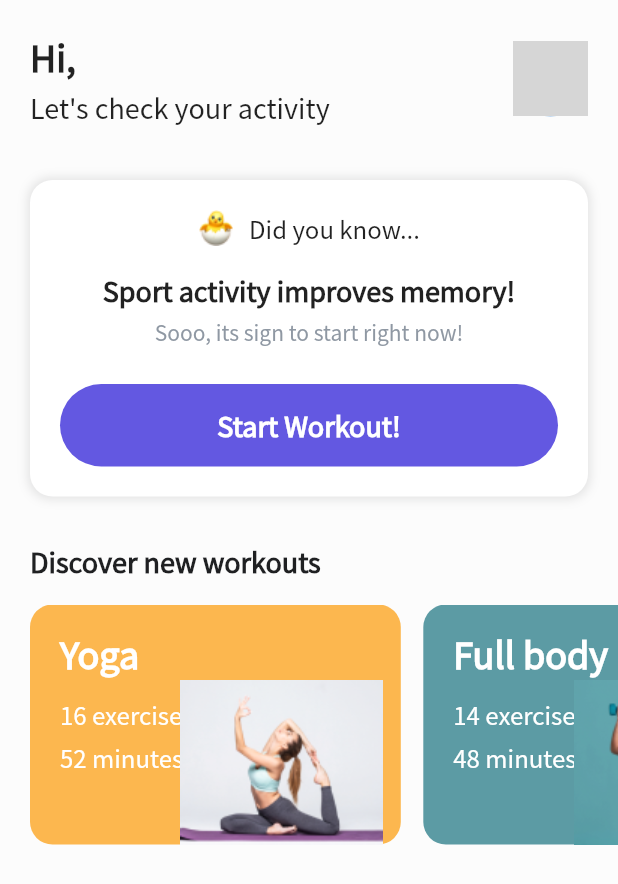
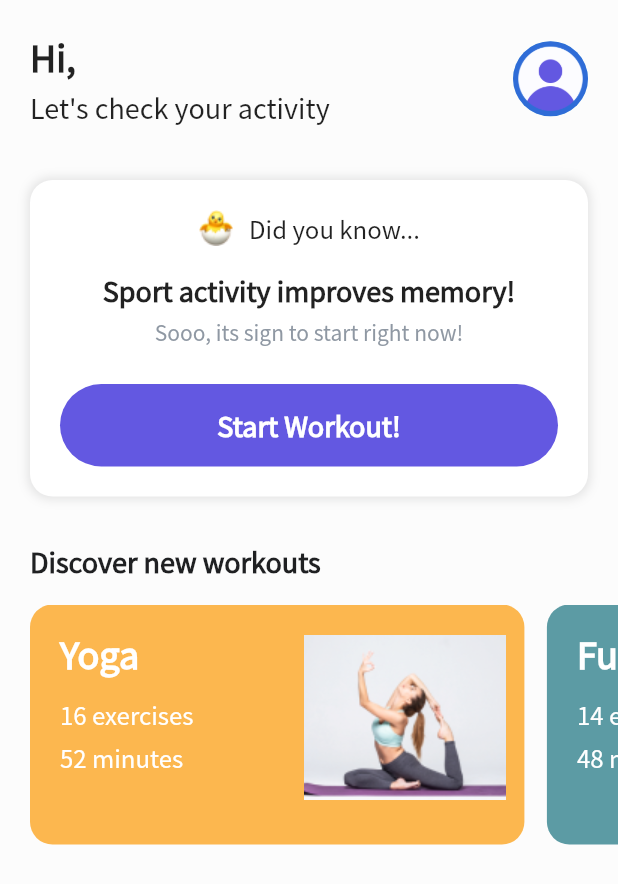
Before and after one commit to luongdthong2889/DoAnFlutter, a Flutter app: the HomePage screen opened directly, on a phone screen of 412 x 824 dp. Shown: the top 884 px of the screen. Run offline on Flutter 3.47's test engine with Material 2 defaults, Android fonts, the light colour scheme and no system bars; our stand-ins replace bloc, chewie, dots_indicator, firebase_auth, firebase_core, firebase_storage and 12 more; missing offline and left inert: custom_timer, firebase_auth_web, firebase_core_web, firebase_storage_web, flutter_secure_storage_web, image_picker_for_web and 1 more; accounts and stored records are empty; statements that could not run were skipped; grey boxes are pictures that could not be loaded.

Commit message:
fix bug workouts

```diff
--- a/fitness_flutter/lib/core/const/data_constants.dart
+++ b/fitness_flutter/lib/core/const/data_constants.dart
@@ -31,15 +31,15 @@ class DataConstants {
         title: TextConstants.yogaTitle,
         exercises: TextConstants.yogaExercises,
         minutes: TextConstants.yogaMinutes,
-        currentProgress: 10,
-        progress: 16,
+        currentProgress: 0,
+        progress: 3,
         image: PathConstants.yoga,
         exerciseDataList: [
           ExerciseData(
             id: "1.1",
             title: TextConstants.reclining,
             minutes: TextConstants.recliningMinutes,
-            progress: 1,
+            progress: 0.0,
             video: PathConstants.recliningVideo,
             description: TextConstants.warriorDescription,
             steps: [
@@ -55,7 +55,7 @@ class DataConstants {
             id: "1.2",
             title: TextConstants.cowPose,
             minutes: TextConstants.cowPoseMinutes,
-            progress: 0.3,
+            progress: 0.0,
             video: PathConstants.cowPoseVideo,
             description: TextConstants.warriorDescription,
             steps: [TextConstants.warriorStep1, TextConstants.warriorStep2],
@@ -64,7 +64,7 @@ class DataConstants {
             id: "1.3",
             title: TextConstants.warriorPose,
             minutes: TextConstants.warriorPoseMinutes,
-            progress: 0.99,
+            progress: 0.0,
             video: PathConstants.warriorIIVideo,
             description: TextConstants.warriorDescription,
             steps: [TextConstants.warriorStep1, TextConstants.warriorStep2],
@@ -75,15 +75,15 @@ class DataConstants {
         title: TextConstants.pilatesTitle,
         exercises: TextConstants.pilatesExercises,
         minutes: TextConstants.pilatesMinutes,
-        currentProgress: 1,
-        progress: 20,
+        currentProgress: 0,
+        progress: 3,
         image: PathConstants.pilates,
         exerciseDataList: [
           ExerciseData(
             id: "2.1",
             title: TextConstants.reclining,
             minutes: TextConstants.recliningMinutes,
-            progress: 0.1,
+            progress: 0.0,
             video: PathConstants.recliningVideo,
             description: TextConstants.warriorDescription,
             steps: [TextConstants.warriorStep1, TextConstants.warriorStep2],
@@ -92,7 +92,7 @@ class DataConstants {
             id: "2.2",
             title: TextConstants.cowPose,
             minutes: TextConstants.cowPoseMinutes,
-            progress: 0.1,
+            progress: 0.0,
             video: PathConstants.cowPoseVideo,
             description: TextConstants.warriorDescription,
             steps: [TextConstants.warriorStep1, TextConstants.warriorStep2],
@@ -112,15 +112,15 @@ class DataConstants {
         title: TextConstants.fullBodyTitle,
         exercises: TextConstants.fullBodyExercises,
         minutes: TextConstants.fullBodyMinutes,
-        currentProgress: 12,
-        progress: 14,
+        currentProgress: 0,
+        progress: 3,
         image: PathConstants.fullBody,
         exerciseDataList: [
           ExerciseData(
             id: "3.1",
             title: TextConstants.reclining,
             minutes: TextConstants.recliningMinutes,
-            progress: 0.99,
+            progress: 0.0,
             video: PathConstants.recliningVideo,
             description: TextConstants.warriorDescription,
             steps: [TextConstants.warriorStep1, TextConstants.warriorStep2],
@@ -129,7 +129,7 @@ class DataConstants {
             id: "3.2",
             title: TextConstants.cowPose,
             minutes: TextConstants.cowPoseMinutes,
-            progress: 0.6,
+            progress: 0.0,
             video: PathConstants.cowPoseVideo,
             description: TextConstants.warriorDescription,
             steps: [TextConstants.warriorStep1, TextConstants.warriorStep2],
@@ -138,7 +138,7 @@ class DataConstants {
             id: "3.3",
             title: TextConstants.warriorPose,
             minutes: TextConstants.warriorPoseMinutes,
-            progress: 0.8,
+            progress: 0.0,
             video: PathConstants.warriorIIVideo,
             description: TextConstants.warriorDescription,
             steps: [TextConstants.warriorStep1, TextConstants.warriorStep2],
@@ -150,7 +150,7 @@ class DataConstants {
       exercises: TextConstants.stretchingExercises,
       minutes: TextConstants.stretchingMinutes,
       currentProgress: 0,
-      progress: 8,
+      progress: 3,
       image: PathConstants.stretching,
       exerciseDataList: [
         ExerciseData(
--- a/fitness_flutter/lib/screens/home/widget/home_content.dart
+++ b/fitness_flutter/lib/screens/home/widget/home_content.dart
@@ -50,7 +50,10 @@ class HomeContent extends StatelessWidget {
       ),
     );
   }
+
   Widget _createProfileData(BuildContext context) {
+    final User? user = FirebaseAuth.instance.currentUser;
+    final displayName = user?.displayName ?? "No Username";
     return Padding(
       padding: const EdgeInsets.symmetric(horizontal: 20),
       child: Row(
@@ -59,21 +62,12 @@ class HomeContent extends StatelessWidget {
           Column(
             crossAxisAlignment: CrossAxisAlignment.start,
             children: [
-              BlocBuilder<HomeBloc, HomeState>(
-                buildWhen: (_, currState) =>
-                    currState is ReloadDisplayNameState,
-                builder: (context, state) {
-                  final displayName = state is ReloadDisplayNameState
-                      ? state.displayName
-                      : '[name]';
-                  return Text(
-                    'Hi, $displayName',
-                    style: TextStyle(
-                      fontSize: 24,
-                      fontWeight: FontWeight.bold,
-                    ),
-                  );
-                },
+              Text(
+                'Hi, $displayName',
+                style: TextStyle(
+                  fontSize: 24,
+                  fontWeight: FontWeight.bold,
+                ),
               ),
               const SizedBox(height: 2),
               Text(
@@ -88,10 +82,10 @@ class HomeContent extends StatelessWidget {
           BlocBuilder<HomeBloc, HomeState>(
             buildWhen: (_, currState) => currState is ReloadImageState,
             builder: (context, state) {
-              final photoURL =
-                  state is ReloadImageState ? state.photoURL : null;
+              final photoUrl =
+                  FirebaseAuth.instance.currentUser?.photoURL ?? null;
               return GestureDetector(
-                child: photoURL == null
+                child: photoUrl == null
                     ? CircleAvatar(
                         backgroundImage: AssetImage(PathConstants.profile),
                         radius: 25)
@@ -99,7 +93,7 @@ class HomeContent extends StatelessWidget {
                         child: ClipOval(
                             child: FadeInImage.assetNetwork(
                                 placeholder: PathConstants.profile,
-                                image: photoURL,
+                                image: photoUrl,
                                 fit: BoxFit.cover,
                                 width: 200,
                                 height: 120)),
@@ -116,11 +110,13 @@ class HomeContent extends StatelessWidget {
       ),
     );
   }
+
   Widget _showStartWorkout(BuildContext context, HomeBloc bloc) {
     return workouts.isEmpty
         ? _createStartWorkout(context, bloc)
         : HomeStatistics();
   }
+
   Widget _createStartWorkout(BuildContext context, HomeBloc bloc) {
     final blocTabBar = BlocProvider.of<TabBarBloc>(context);
     return Container(
@@ -174,6 +170,7 @@ class HomeContent extends StatelessWidget {
       ),
     );
   }
+
   Widget _createExercisesList(BuildContext context) {
     return Column(
       crossAxisAlignment: CrossAxisAlignment.start,
@@ -221,9 +218,11 @@ class HomeContent extends StatelessWidget {
       ],
     );
   }
+
   Widget _showProgress(HomeBloc bloc) {
     return workouts.isNotEmpty ? _createProgress(bloc) : Container();
   }
+
   Widget _createProgress(HomeBloc bloc) {
     return Container(
       width: double.infinity,
--- a/fitness_flutter/lib/screens/home/widget/home_exercises_card.dart
+++ b/fitness_flutter/lib/screens/home/widget/home_exercises_card.dart
@@ -24,7 +24,7 @@ class WorkoutCard extends StatelessWidget {
           right: 12,
         ),
         height: 160,
-        width: screenWidth * 0.6,
+        width: screenWidth * 0.8, //fix bug
         decoration: BoxDecoration(
           borderRadius: BorderRadius.circular(15),
           color: color,
@@ -70,7 +70,7 @@ class WorkoutCard extends StatelessWidget {
             ),
             Positioned(
               right: 0,
-              bottom: 0,
+              top: 10,
               child: Image(
                 image: AssetImage(workout.image ?? ""), //fix bug
               ),
--- a/fitness_flutter/lib/screens/workouts/widget/workout_card.dart
+++ b/fitness_flutter/lib/screens/workouts/widget/workout_card.dart
@@ -94,12 +94,10 @@ class WorkoutCard extends StatelessWidget {
                     ),
                     SizedBox(width: 60),
                     Expanded(
-                      child: ClipRRect(
-                        borderRadius: BorderRadius.circular(15),
-                        child:
-                            Image.asset(workout.image ?? "", fit: BoxFit.fill),
-                      ),
-                    ),
+                        child: ClipRRect(
+                            borderRadius: BorderRadius.circular(15),
+                            child: Image.asset(workout.image.toString(),
+                                fit: BoxFit.fill))),
                   ],
                 ),
               ),
@@ -109,6 +107,7 @@ class WorkoutCard extends StatelessWidget {
       ),
     );
   }
+
   int _getWorkoutMinutes() {
     var minutes = 0;
     final minutesList =
```
Also changed, not shown: 3 other files.
